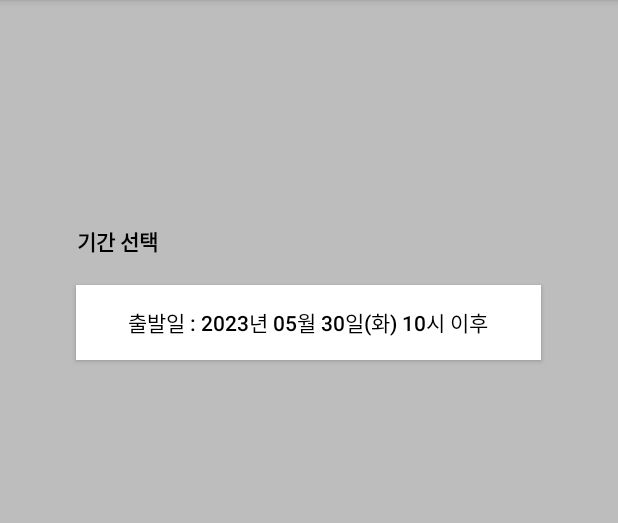
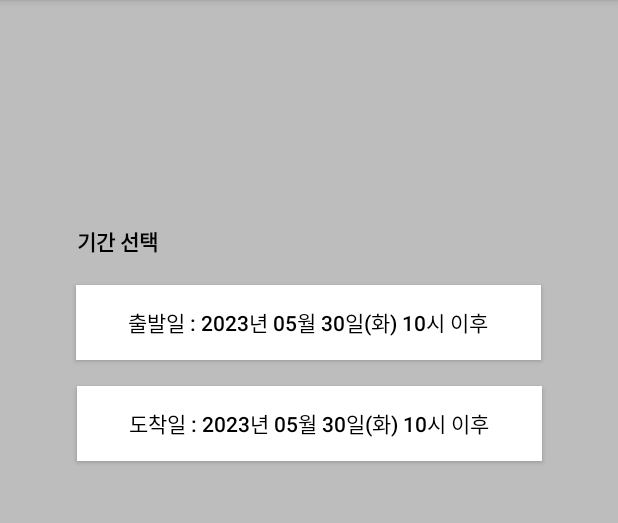
Before and after one commit to jjyoon92/srt_test, an Android app: the screen it shows after launch (MainActivity), on a phone screen of 412 x 824 dp, the part 84-607 px from its top. Run offline under Robolectric (Android 15) with nearby library versions, the phone set to English and light mode, and no system bars.

Commit message:
calender 수정중

```diff
--- a/app/src/main/AndroidManifest.xml
+++ b/app/src/main/AndroidManifest.xml
@@ -19,7 +19,8 @@
                 <category android:name="android.intent.category.LAUNCHER" />
             </intent-filter>
         </activity>
-        <activity android:name=".CalendarActivity"/>
+        <activity android:name=".DepartureCalendarActivity"/>
+        <activity android:name=".ArrivalCalendarActivity"/>
     </application>
 
 </manifest>
--- a/app/src/main/java/com/jjyoon/calenderpractice/CalendarActivity.kt
+++ b/app/src/main/java/com/jjyoon/calenderpractice/DepartureCalendarActivity.kt
@@ -11,7 +11,7 @@ import androidx.recyclerview.widget.RecyclerView
 import com.jjyoon.calenderpractice.adapters.TimeSelectAdapter
 import java.util.*
 
-class CalendarActivity : AppCompatActivity(), TimeSelectAdapter.OnTimeClickListener {
+class DepartureCalendarActivity : AppCompatActivity(), TimeSelectAdapter.OnTimeClickListener {
 
     private lateinit var timeSelectAdapter: RecyclerView.Adapter<*>
     private lateinit var selectedDate: String
@@ -20,7 +20,7 @@ class CalendarActivity : AppCompatActivity(), TimeSelectAdapter.OnTimeClickListe
 
     override fun onCreate(savedInstanceState: Bundle?) {
         super.onCreate(savedInstanceState)
-        setContentView(R.layout.activity_calendar)
+        setContentView(R.layout.activity_departure_calendar)
 
         val calendarView: CalendarView = findViewById(R.id.calendarView)
         val btnGet: Button = findViewById(R.id.btnDateSelect)
--- a/app/src/main/java/com/jjyoon/calenderpractice/MainActivity.kt
+++ b/app/src/main/java/com/jjyoon/calenderpractice/MainActivity.kt
@@ -10,27 +10,36 @@ import java.text.SimpleDateFormat
 import java.util.*
 
 class MainActivity : AppCompatActivity() {
-    private val REQUEST_DATE_PICKER = 1 // DatePickerActivity 호출을 위한 요청
-    private lateinit var btnOpenCalendar: Button
-    private lateinit var btnOpenCalendarText: String
+    private lateinit var btnDepartureOpenCalendar: Button
+    private lateinit var btnDepartureOpenCalendarText: String
+    private lateinit var btnArrivalOpenCalendar: Button
+    private lateinit var btnArrivalOpenCalendarText: String
 
     override fun onCreate(savedInstanceState: Bundle?) {
         super.onCreate(savedInstanceState)
         setContentView(R.layout.activity_main)
 
-        btnOpenCalendar = findViewById(R.id.btnOpenCalendar)
+        btnDepartureOpenCalendar = findViewById(R.id.btnOpenDepartureCalendar)
+        btnArrivalOpenCalendar = findViewById(R.id.btnOpenArrivalCalendar)
 
         val currentDate = getCurrentDate()
-        btnOpenCalendarText = currentDate
+        btnDepartureOpenCalendarText = currentDate
+        btnArrivalOpenCalendarText = currentDate
 
-        btnOpenCalendar.setOnClickListener {
-            val datePickerIntent = Intent(this, CalendarActivity::class.java)
-            datePickerActivityResult.launch(datePickerIntent)
+        btnDepartureOpenCalendar.setOnClickListener {
+            val datePickerIntent = Intent(this, DepartureCalendarActivity::class.java)
+            DepartureCalendarActivityResult.launch(datePickerIntent)
+        }
+
+        btnArrivalOpenCalendar.setOnClickListener {
+            val datePickerIntent = Intent(this, ArrivalCalendarActivity::class.java)
+            ArrivalCalendarActivityResult.launch(datePickerIntent)
         }
 
 //        println("출발날짜 : " + btnDatePickerText)
 
-        btnOpenCalendar.setText("출발일 : $btnOpenCalendarText")
+        btnDepartureOpenCalendar.setText("출발일 : $btnDepartureOpenCalendarText")
+        btnArrivalOpenCalendar.setText("도착일 : $btnArrivalOpenCalendarText")
     }
 
     // BtnDatePicker 날짜, 요일, 시간 초기값 반환
@@ -56,20 +65,38 @@ class MainActivity : AppCompatActivity() {
 
 
     // DatePicker
-    private val datePickerActivityResult =
+    private val DepartureCalendarActivityResult =
         registerForActivityResult(ActivityResultContracts.StartActivityForResult()) { result ->
             if (result.resultCode == Activity.RESULT_OK) {
                 val data: Intent? = result.data
                 val selectedDate = data?.getStringExtra("selectedDate")
                 if (selectedDate != null) {
-                    btnOpenCalendarText = selectedDate
-//                    btnDatePicker.text = "출발일 : $selectedDate"
+                    btnDepartureOpenCalendarText = selectedDate
                     val selectedTime = data?.getIntExtra("selectedTime", 0)
                     if (selectedTime != null) {
                         if (selectedTime < 10) {
-                            btnOpenCalendar.text = "출발일 : $selectedDate 0${selectedTime}시 이후"
+                            btnDepartureOpenCalendar.text = "출발일 : $selectedDate 0${selectedTime}시 이후"
                         } else {
-                            btnOpenCalendar.text = "출발일 : $selectedDate ${selectedTime}시 이후"
+                            btnDepartureOpenCalendar.text = "출발일 : $selectedDate ${selectedTime}시 이후"
+                        }
+                    }
+                }
+            }
+        }
+
+    private val ArrivalCalendarActivityResult =
+        registerForActivityResult(ActivityResultContracts.StartActivityForResult()) { result ->
+            if (result.resultCode == Activity.RESULT_OK) {
+                val data: Intent? = result.data
+                val selectedDate = data?.getStringExtra("selectedDate")
+                if (selectedDate != null) {
+                    btnArrivalOpenCalendarText = selectedDate
+                    val selectedTime = data?.getIntExtra("selectedTime", 0)
+                    if (selectedTime != null) {
+                        if (selectedTime < 10) {
+                            btnArrivalOpenCalendar.text = "도착일 : $selectedDate 0${selectedTime}시 이후"
+                        } else {
+                            btnArrivalOpenCalendar.text = "도착일 : $selectedDate ${selectedTime}시 이후"
                         }
                     }
                 }
--- a/app/src/main/res/layout/activity_calendar.xml
+++ b/app/src/main/res/layout/activity_arrival_calendar.xml
@@ -5,7 +5,7 @@
     android:layout_width="match_parent"
     android:layout_height="match_parent"
     android:orientation="vertical"
-    tools:context=".CalendarActivity">
+    tools:context=".ArrivalCalendarActivity">
 
 
     <!--Date Picker-->
--- a/app/src/main/res/layout/activity_main.xml
+++ b/app/src/main/res/layout/activity_main.xml
@@ -24,11 +24,11 @@
         app:layout_constraintVertical_bias="0.201" />
 
     <Button
-        android:id="@+id/btnOpenCalendar"
+        android:id="@+id/btnOpenDepartureCalendar"
         android:layout_width="310dp"
         android:layout_height="50dp"
         android:background="#ffffff"
-        android:text="선택"
+        android:text="출발 날짜 선택"
         android:textColor="#000000"
         app:layout_constraintBottom_toBottomOf="parent"
         app:layout_constraintEnd_toEndOf="parent"
@@ -37,5 +37,19 @@
         app:layout_constraintTop_toTopOf="parent"
         app:layout_constraintVertical_bias="0.265" />
 
+    <Button
+        android:id="@+id/btnOpenArrivalCalendar"
+        android:layout_width="310dp"
+        android:layout_height="50dp"
+        android:background="#ffffff"
+        android:text="도착 날짜 선택"
+        android:textColor="#000000"
+        app:layout_constraintBottom_toBottomOf="parent"
+        app:layout_constraintEnd_toEndOf="parent"
+        app:layout_constraintHorizontal_bias="0.504"
+        app:layout_constraintStart_toStartOf="parent"
+        app:layout_constraintTop_toTopOf="parent"
+        app:layout_constraintVertical_bias="0.358" />
+
 
 </androidx.constraintlayout.widget.ConstraintLayout>
```
Also changed, not shown: app/src/main/java/com/jjyoon/calenderpractice/ArrivalCalendarActivity.kt (added, +97 -0 lines), app/src/main/res/layout/activity_departure_calendar.xml (added, +47 -0 lines).
